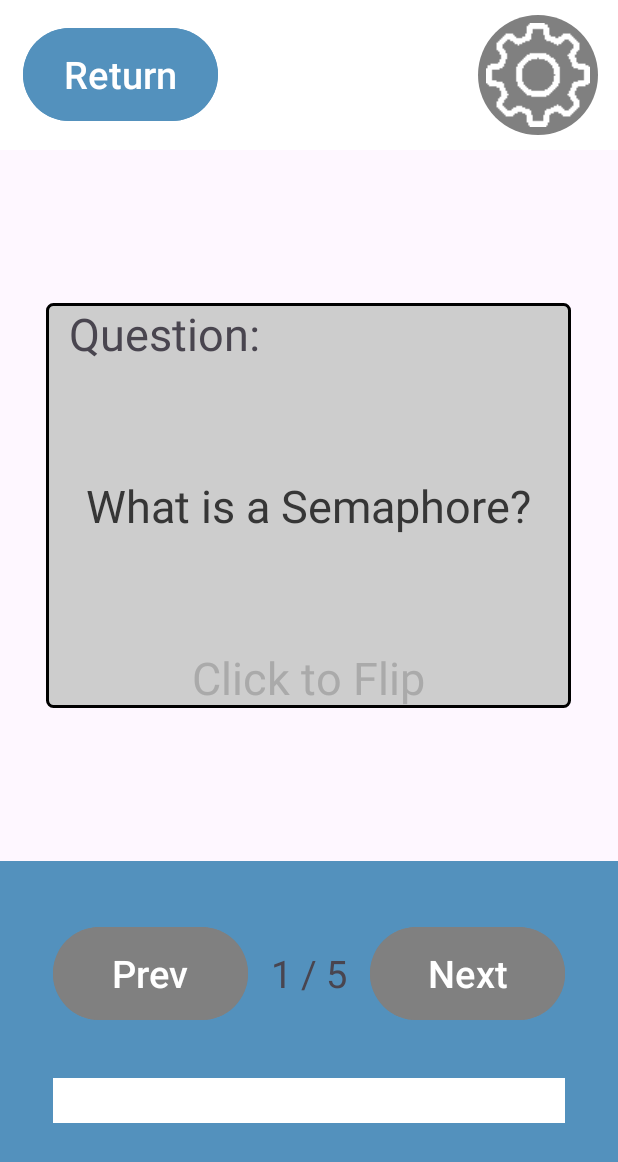
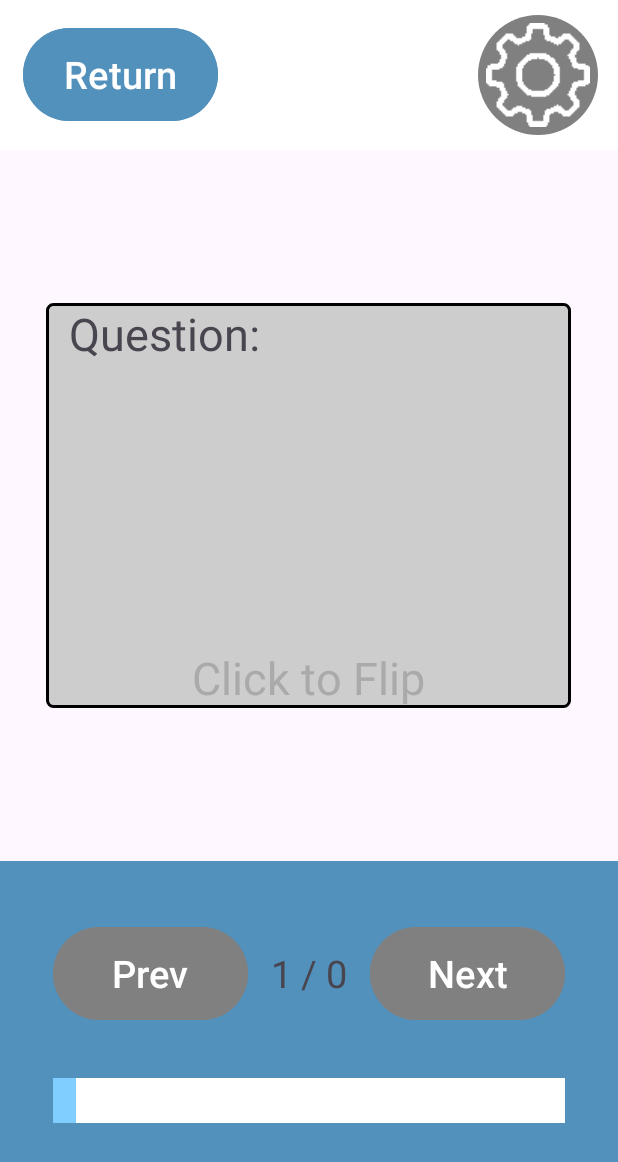
Before and after one commit to ncorcoran771/FlashcardApp, an Android app: the Study_Screen screen opened directly, with no data from a screen before it, on a phone screen of 412 x 824 dp. Shown: the top 1162 px of the screen. Run offline under Robolectric (Android 15) with nearby library versions, the phone set to English and light mode, and no system bars; our stand-ins replace Firebase (no records; nobody signed in at launch, a user with empty details on screens opened directly); 3 statements that could not run were skipped.

Commit message:
Better Dataset

```diff
--- a/app/src/main/AndroidManifest.xml
+++ b/app/src/main/AndroidManifest.xml
@@ -18,10 +18,12 @@
             android:theme="@style/Theme.FlashcardApp" />
         <activity
             android:name=".Card_Creation_Screen"
-            android:exported="false" />
+            android:exported="false"
+            android:windowSoftInputMode="adjustResize"/>
         <activity
             android:name=".MainActivity"
-            android:exported="true">
+            android:exported="true"
+            android:windowSoftInputMode="adjustResize" >
             <intent-filter>
                 <action android:name="android.intent.action.MAIN" />
 
--- a/app/src/main/java/com/hfad/flashcardapp/MainActivity.java
+++ b/app/src/main/java/com/hfad/flashcardapp/MainActivity.java
@@ -80,7 +80,6 @@ public class MainActivity extends AppCompatActivity {
                 .addOnCompleteListener(task -> {
                     if (task.isSuccessful()) {
                         for (QueryDocumentSnapshot document : task.getResult()) {
-                            String title = document.getString("title");
                             Button new_button = this.create_flashcard_button(document.getString("title"));
                             card_segment.addView(new_button);
                         }
--- a/app/src/main/java/com/hfad/flashcardapp/Study_Screen.java
+++ b/app/src/main/java/com/hfad/flashcardapp/Study_Screen.java
@@ -4,6 +4,7 @@ import android.animation.ObjectAnimator;
 import android.content.Intent;
 import android.media.MediaPlayer;
 import android.os.Bundle;
+import android.util.Log;
 import android.view.View;
 import android.view.animation.AnimationSet;
 import android.view.animation.AnimationUtils;
@@ -12,17 +13,30 @@ import android.widget.RelativeLayout;
 import android.widget.TextView;
 
 import androidx.activity.EdgeToEdge;
+import androidx.annotation.NonNull;
 import androidx.appcompat.app.AppCompatActivity;
 import androidx.core.graphics.Insets;
 import androidx.core.view.ViewCompat;
 import androidx.core.view.WindowInsetsCompat;
 
+import com.google.android.gms.tasks.OnFailureListener;
+import com.google.android.gms.tasks.OnSuccessListener;
+import com.google.firebase.firestore.CollectionReference;
+import com.google.firebase.firestore.FirebaseFirestore;
+import com.google.firebase.firestore.QueryDocumentSnapshot;
+import com.google.firebase.firestore.QuerySnapshot;
+
+import java.util.ArrayList;
+
 public class Study_Screen extends AppCompatActivity {
     int card_index = 0;
     int deck_size;
-    String[] question_array;
-    String[] answer_array;
+    ArrayList<String> question_array;
+    ArrayList<String> answer_array;
     MediaPlayer swoosh_sound;
+    FirebaseFirestore db;
+
+    String flash_title;
     boolean isFlipped = false;
     @Override
     protected void onCreate(Bundle savedInstanceState) {
@@ -34,6 +48,10 @@ public class Study_Screen extends AppCompatActivity {
             v.setPadding(systemBars.left, systemBars.top, systemBars.right, systemBars.bottom);
             swoosh_sound = MediaPlayer.create(this, R.raw.swoosh);
             RelativeLayout flash_card = findViewById(R.id.flashcard);
+            flash_title = getIntent().getStringExtra("flashcard_set");
+            db = FirebaseFirestore.getInstance();
+
+
             flash_card.setOnClickListener(new View.OnClickListener() {
                 boolean isFlipped = false;
 
@@ -47,10 +65,10 @@ public class Study_Screen extends AppCompatActivity {
                     flash_card.animate().rotationYBy(180);
 
                     if (isFlipped) {
-                        questionText.setText(question_array[card_index]);
+                        questionText.setText(question_array.get(card_index));
                         typeText.setText("Question:");
                     } else {
-                        questionText.setText(answer_array[card_index]);
+                        questionText.setText(answer_array.get(card_index));
                         typeText.setText("Answer:");
                     }
 
@@ -64,14 +82,53 @@ public class Study_Screen extends AppCompatActivity {
         });
     }
 
+    private void _get_questions() {
+        CollectionReference card_collection = db.collection(flash_title);
+
+        card_collection.get().addOnSuccessListener(new OnSuccessListener<QuerySnapshot>() {
+            @Override
+            public void onSuccess(QuerySnapshot queryDocumentSnapshots) {
+                for (QueryDocumentSnapshot doc : queryDocumentSnapshots) {
+                    String question = doc.getString("question");
+                    question_array.add(question);
+                }
+            }
+        }).addOnFailureListener(new OnFailureListener() {
+            @Override
+            public void onFailure(@NonNull Exception e) {
+                Log.e("FirestoreError", "Failed to get documents: ", e);
+            }
+        });
+
+    }
+
+    private void _get_answers() {
+        CollectionReference card_collection = db.collection(flash_title);
+
+        card_collection.get().addOnSuccessListener(new OnSuccessListener<QuerySnapshot>() {
+            @Override
+            public void onSuccess(QuerySnapshot queryDocumentSnapshots) {
+                for (QueryDocumentSnapshot doc : queryDocumentSnapshots) {
+                    String answer = doc.getString("answer");
+                    answer_array.add(answer);
+                }
+            }
+        }).addOnFailureListener(new OnFailureListener() {
+            @Override
+            public void onFailure(@NonNull Exception e) {
+                Log.e("FirestoreError", "Failed to get documents: ", e);
+            }
+        });
+
+    }
 
     private void _update_question() {
-        question_array = getResources().getStringArray(R.array.question_list);
-        answer_array = getResources().getStringArray(R.array.answer_list);
-        String question = question_array[card_index];
+        _get_questions();
+        _get_answers();
+        String question = question_array.get(card_index);
         TextView question_region = findViewById(R.id.question_text);
         question_region.setText(question);
-        this.deck_size = question_array.length;
+        this.deck_size = question_array.size();
     }
     private void _update_progress_bar(){
         RelativeLayout full_bar = findViewById(R.id.full_bar);
--- a/app/src/main/res/layout/activity_card_creation_screen.xml
+++ b/app/src/main/res/layout/activity_card_creation_screen.xml
@@ -8,6 +8,7 @@
     tools:context=".Card_Creation_Screen">
 
     <LinearLayout
+        xmlns:android="http://schemas.android.com/apk/res/android"
         android:orientation="vertical"
         android:layout_height="match_parent"
         android:layout_width="match_parent"
```
